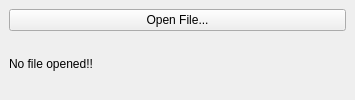
The window that portal-test-qt/portal-test-qt.ui (flatpak/libportal) describes before a commit, drawn with Qt 5.
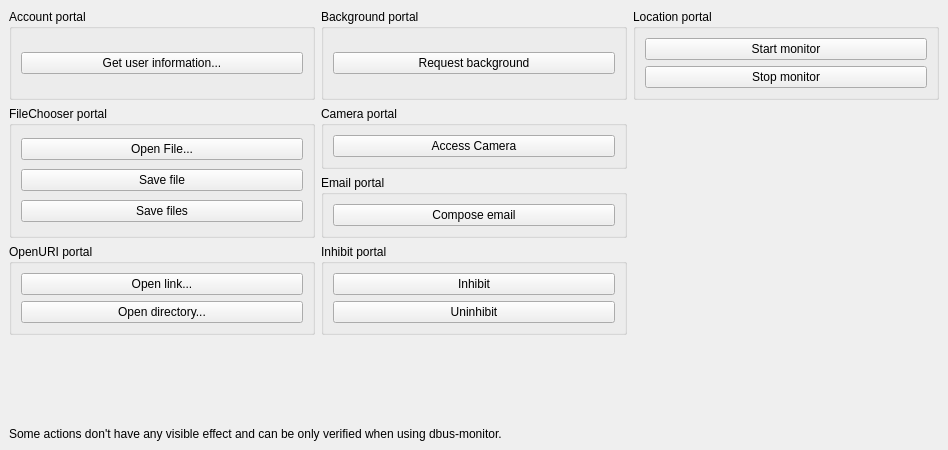
The same window after the commit.

Patch:
```diff
--- a/portal-test-qt/portal-test-qt.ui
+++ b/portal-test-qt/portal-test-qt.ui
@@ -6,8 +6,8 @@
    <rect>
     <x>0</x>
     <y>0</y>
-    <width>355</width>
-    <height>100</height>
+    <width>948</width>
+    <height>450</height>
    </rect>
   </property>
   <property name="windowTitle">
@@ -16,19 +16,234 @@
   <widget class="QWidget" name="centralwidget">
    <layout class="QGridLayout" name="gridLayout">
     <item row="0" column="0">
-     <widget class="QPushButton" name="openFileButton">
-      <property name="text">
-       <string>Open File...</string>
+     <widget class="QGroupBox" name="groupBox_3">
+      <property name="title">
+       <string>Account portal</string>
       </property>
+      <layout class="QVBoxLayout" name="verticalLayout_3">
+       <item>
+        <widget class="QPushButton" name="getUserInformationButton">
+         <property name="focusPolicy">
+          <enum>Qt::NoFocus</enum>
+         </property>
+         <property name="text">
+          <string>Get user information...</string>
+         </property>
+        </widget>
+       </item>
+      </layout>
      </widget>
     </item>
-    <item row="1" column="0">
-     <widget class="QLabel" name="openedFileLabel">
+    <item row="0" column="1">
+     <widget class="QGroupBox" name="groupBox_4">
+      <property name="title">
+       <string>Background portal</string>
+      </property>
+      <layout class="QVBoxLayout" name="verticalLayout_4">
+       <item>
+        <widget class="QPushButton" name="requestBackgroundButton">
+         <property name="focusPolicy">
+          <enum>Qt::NoFocus</enum>
+         </property>
+         <property name="text">
+          <string>Request background</string>
+         </property>
+        </widget>
+       </item>
+      </layout>
+     </widget>
+    </item>
+    <item row="1" column="0" rowspan="2">
+     <widget class="QGroupBox" name="groupBox">
+      <property name="title">
+       <string>FileChooser portal</string>
+      </property>
+      <layout class="QVBoxLayout" name="verticalLayout">
+       <item>
+        <widget class="QPushButton" name="openFileButton">
+         <property name="focusPolicy">
+          <enum>Qt::NoFocus</enum>
+         </property>
+         <property name="text">
+          <string>Open File...</string>
+         </property>
+         <property name="autoDefault">
+          <bool>false</bool>
+         </property>
+         <property name="default">
+          <bool>false</bool>
+         </property>
+        </widget>
+       </item>
+       <item>
+        <widget class="QPushButton" name="saveFileButton">
+         <property name="focusPolicy">
+          <enum>Qt::NoFocus</enum>
+         </property>
+         <property name="text">
+          <string>Save file</string>
+         </property>
+        </widget>
+       </item>
+       <item>
+        <widget class="QPushButton" name="saveFilesButton">
+         <property name="focusPolicy">
+          <enum>Qt::NoFocus</enum>
+         </property>
+         <property name="text">
+          <string>Save files</string>
+         </property>
+        </widget>
+       </item>
+      </layout>
+     </widget>
+    </item>
+    <item row="1" column="1">
+     <widget class="QGroupBox" name="groupBox_5">
+      <property name="title">
+       <string>Camera portal</string>
+      </property>
+      <layout class="QVBoxLayout" name="verticalLayout_6">
+       <item>
+        <widget class="QPushButton" name="accessCameraButton">
+         <property name="focusPolicy">
+          <enum>Qt::NoFocus</enum>
+         </property>
+         <property name="text">
+          <string>Access Camera</string>
+         </property>
+        </widget>
+       </item>
+      </layout>
+     </widget>
+    </item>
+    <item row="2" column="1">
+     <widget class="QGroupBox" name="groupBox_6">
+      <property name="title">
+       <string>Email portal</string>
+      </property>
+      <layout class="QGridLayout" name="gridLayout_2">
+       <item row="0" column="0">
+        <widget class="QPushButton" name="composeEmailButton">
+         <property name="text">
+          <string>Compose email</string>
+         </property>
+        </widget>
+       </item>
+      </layout>
+     </widget>
+    </item>
+    <item row="3" column="0">
+     <widget class="QGroupBox" name="groupBox_2">
+      <property name="title">
+       <string>OpenURI portal</string>
+      </property>
+      <layout class="QVBoxLayout" name="verticalLayout_2">
+       <item>
+        <widget class="QPushButton" name="openLinkButton">
+         <property name="focusPolicy">
+          <enum>Qt::NoFocus</enum>
+         </property>
+         <property name="text">
+          <string>Open link...</string>
+         </property>
+        </widget>
+       </item>
+       <item>
+        <widget class="QPushButton" name="openDirectoryButton">
+         <property name="focusPolicy">
+          <enum>Qt::NoFocus</enum>
+         </property>
+         <property name="text">
+          <string>Open directory...</string>
+         </property>
+        </widget>
+       </item>
+      </layout>
+     </widget>
+    </item>
+    <item row="3" column="1">
+     <widget class="QGroupBox" name="groupBox_7">
+      <property name="title">
+       <string>Inhibit portal</string>
+      </property>
+      <layout class="QVBoxLayout" name="verticalLayout_5">
+       <item>
+        <widget class="QPushButton" name="inhibitButton">
+         <property name="text">
+          <string>Inhibit</string>
+         </property>
+        </widget>
+       </item>
+       <item>
+        <widget class="QPushButton" name="uninhibitButton">
+         <property name="text">
+          <string>Uninhibit</string>
+         </property>
+        </widget>
+       </item>
+      </layout>
+     </widget>
+    </item>
+    <item row="4" column="0" colspan="3">
+     <spacer name="verticalSpacer">
+      <property name="orientation">
+       <enum>Qt::Vertical</enum>
+      </property>
+      <property name="sizeHint" stdset="0">
+       <size>
+        <width>20</width>
+        <height>157</height>
+       </size>
+      </property>
+     </spacer>
+    </item>
+    <item row="5" column="0" colspan="3">
+     <widget class="QLabel" name="label">
       <property name="text">
-       <string>No file opened!!</string>
+       <string>Some actions don't have any visible effect and can be only verified when using dbus-monitor.</string>
       </property>
+      <property name="wordWrap">
+       <bool>true</bool>
+      </property>
      </widget>
     </item>
+    <item row="0" column="2">
+     <widget class="QGroupBox" name="groupBox_8">
+      <property name="title">
+       <string>Location portal</string>
+      </property>
+      <layout class="QGridLayout" name="gridLayout_3">
+       <item row="0" column="0">
+        <widget class="QPushButton" name="startLocationMonitorButton">
+         <property name="text">
+          <string>Start monitor</string>
+         </property>
+        </widget>
+       </item>
+       <item row="1" column="0">
+        <widget class="QPushButton" name="stopLocationMonitorButton">
+         <property name="text">
+          <string>Stop monitor</string>
+         </property>
+        </widget>
+       </item>
+      </layout>
+     </widget>
+    </item>
+    <item row="1" column="2" rowspan="3">
+     <spacer name="verticalSpacer_2">
+      <property name="orientation">
+       <enum>Qt::Vertical</enum>
+      </property>
+      <property name="sizeHint" stdset="0">
+       <size>
+        <width>20</width>
+        <height>40</height>
+       </size>
+      </property>
+     </spacer>
+    </item>
    </layout>
   </widget>
  </widget>
```
